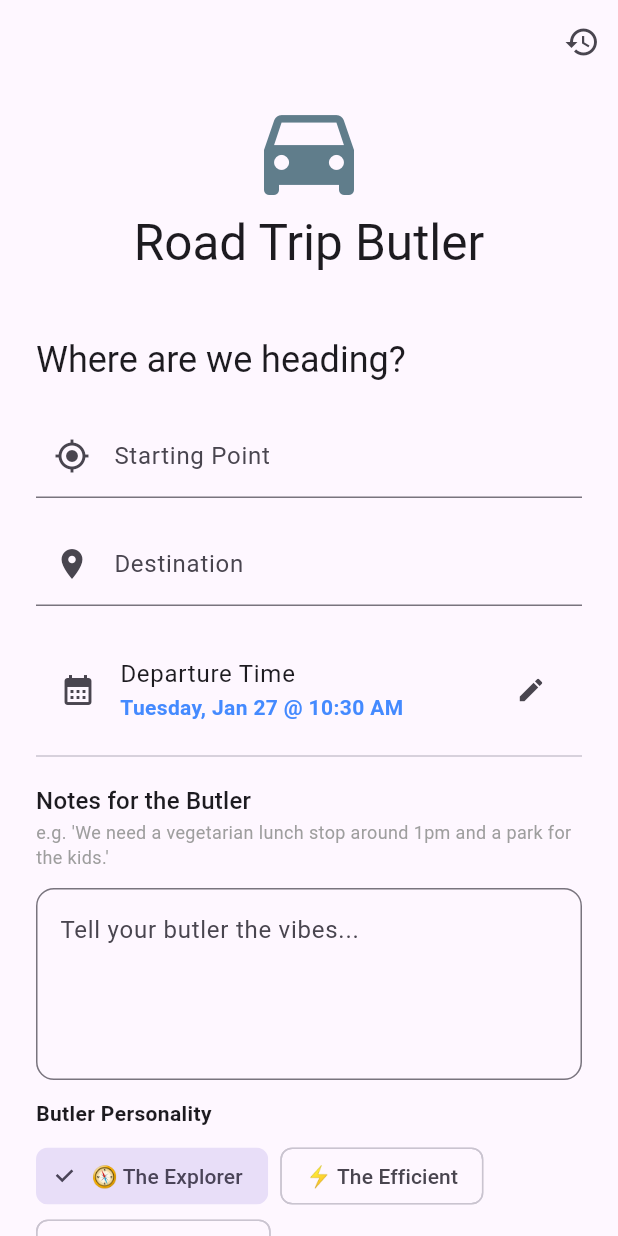
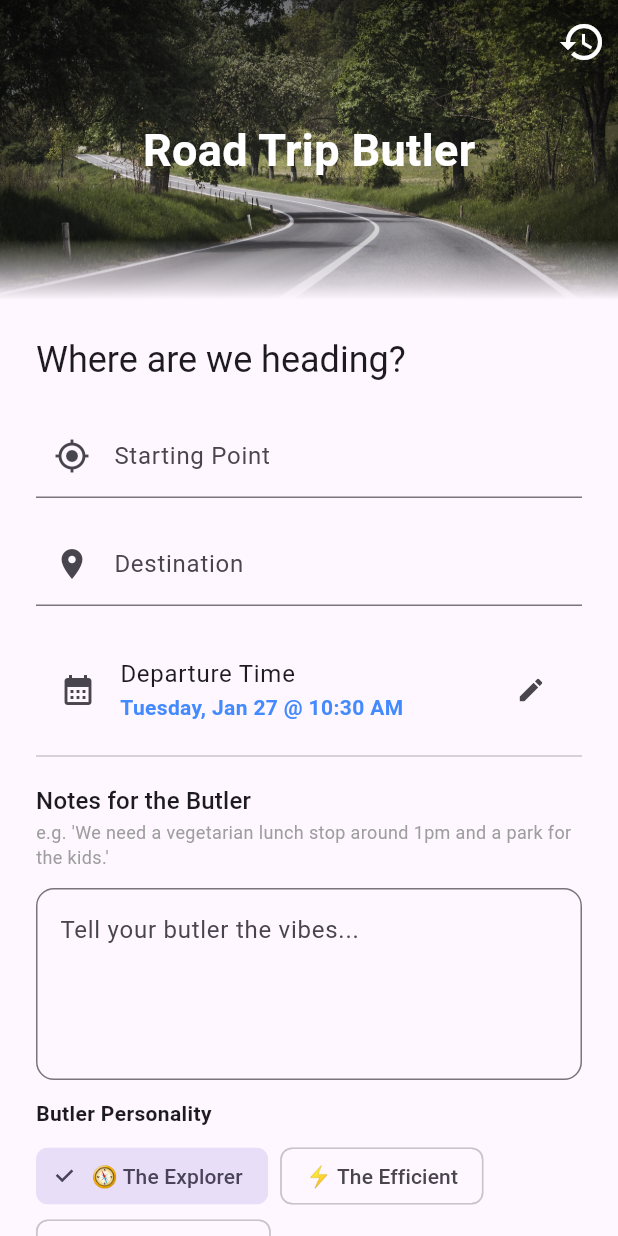
Before and after one commit to eities/road-trip-butler, a Flutter app: the screen it shows after launch, on a phone screen of 412 x 824 dp. Run offline on Flutter 3.47's test engine with Material 3 defaults, Android fonts, the phone set to English and light mode, and no system bars; our stand-ins replace google_maps_flutter, hive_flutter; missing offline and left inert: flutter_polyline_points, serverpod, serverpod_auth_core_client, serverpod_auth_core_server, serverpod_auth_idp_client, serverpod_auth_idp_flutter and 3 more; accounts and stored records are empty; Roboto replaces fonts that are missing (Arvo); statements that could not run were skipped.

Commit message:
reworked the banner on the form screen

```diff
--- a/road_trip_butler_flutter/lib/screens/trip_form_screen.dart
+++ b/road_trip_butler_flutter/lib/screens/trip_form_screen.dart
@@ -185,15 +185,62 @@ class _TripFormScreenState extends State<TripFormScreen> {
             expandedHeight: 200,
             actions: [
               IconButton(
-                icon: const Icon(Icons.history),
+                icon: const Icon(Icons.history, color: Colors.white, size: 32),
                 onPressed: _showSavedTrips,
                 tooltip: 'Saved Trips',
               ),
             ],
-            flexibleSpace: const FlexibleSpaceBar(
-              title: Text("Road Trip Butler"),
-              centerTitle: true,
-              background: Icon(Icons.directions_car, size: 80, color: Colors.blueGrey),
+            flexibleSpace: FlexibleSpaceBar(
+              background: Stack(
+      fit: StackFit.expand,
+      children: [
+        // 1. The Main Image
+        Image.asset(
+          'assets/images/road-background.jpg',
+          fit: BoxFit.cover,
+        ),
+        // 2. The Darkening Overlay (Ensures your title is readable)
+        const DecoratedBox(
+          decoration: BoxDecoration(
+            gradient: LinearGradient(
+              begin: Alignment.topCenter,
+              end: Alignment.bottomCenter,
+              colors: [Colors.black54, Colors.transparent, Colors.black26],
+            ),
+          ),
+        ),
+        // 3. Gradient Fade Transition
+        Positioned(
+          bottom: 0,
+          left: 0,
+          right: 0,
+          height: 40,
+          child: Container(
+            decoration: BoxDecoration(
+              gradient: LinearGradient(
+                begin: Alignment.topCenter,
+                end: Alignment.bottomCenter,
+                colors: [
+                  Theme.of(context).scaffoldBackgroundColor.withOpacity(0.0),
+                  Theme.of(context).scaffoldBackgroundColor,
+                ],
+              ),
+            ),
+          ),
+        ),
+        const Center(
+          child: Text(
+            "Road Trip Butler",
+            style: TextStyle(
+              fontFamily: 'Arvo',
+              fontSize: 30,
+              fontWeight: FontWeight.bold,
+              color: Colors.white,
+            ),
+          ),
+        ),
+      ],
+              ),
             ),
           ),
           SliverToBoxAdapter(
```
Also changed, not shown: road_trip_butler_flutter/pubspec.yaml (+9 -0 lines), road_trip_butler_flutter/assets/fonts/Arvo-Bold.ttf (added), road_trip_butler_flutter/assets/fonts/Arvo-Regular.ttf (added), road_trip_butler_flutter/assets/images/road-background.jpg (added), 1 other file.
